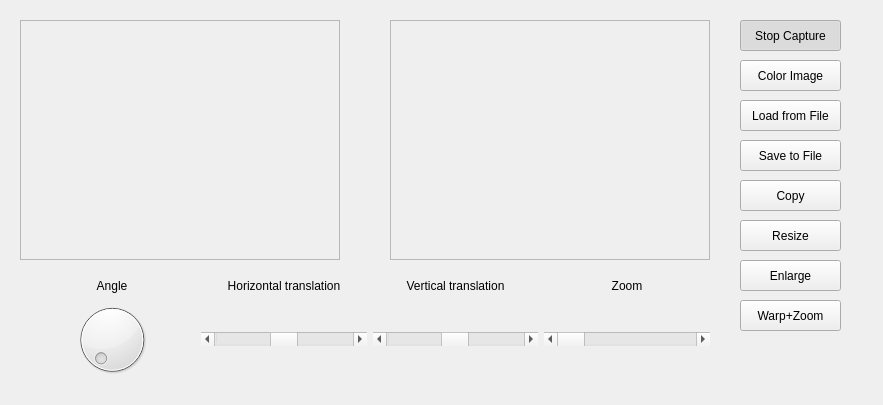
This is mainwindow.ui in CristinaMG/VisionArtificial as Qt 5 draws it before an edit. The edited form follows.
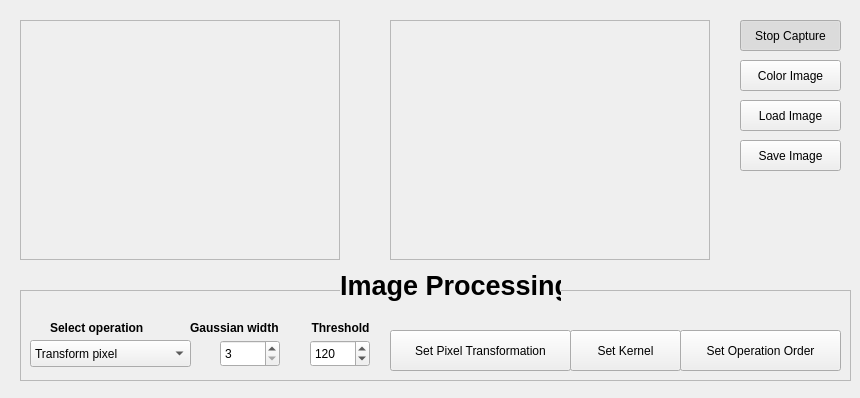
This is the edited form.

The edit to the form file:
```diff
--- a/mainwindow.ui
+++ b/mainwindow.ui
@@ -6,16 +6,10 @@
    <rect>
     <x>0</x>
     <y>0</y>
-    <width>883</width>
-    <height>405</height>
+    <width>860</width>
+    <height>398</height>
    </rect>
   </property>
-  <property name="sizePolicy">
-   <sizepolicy hsizetype="Ignored" vsizetype="Ignored">
-    <horstretch>0</horstretch>
-    <verstretch>0</verstretch>
-   </sizepolicy>
-  </property>
   <property name="windowTitle">
    <string>Proyecto de Visión Artificial</string>
   </property>
@@ -99,7 +93,7 @@
     </rect>
    </property>
    <property name="text">
-    <string>Load from File</string>
+    <string>Load Image</string>
    </property>
    <property name="checkable">
     <bool>false</bool>
@@ -108,206 +102,226 @@
     <bool>false</bool>
    </property>
   </widget>
-  <widget class="QPushButton" name="saveButton">
+  <widget class="QFrame" name="processingFrame">
    <property name="geometry">
     <rect>
-     <x>740</x>
-     <y>140</y>
-     <width>101</width>
-     <height>31</height>
+     <x>20</x>
+     <y>290</y>
+     <width>831</width>
+     <height>91</height>
     </rect>
    </property>
-   <property name="text">
-    <string>Save to File</string>
+   <property name="frameShape">
+    <enum>QFrame::StyledPanel</enum>
    </property>
-   <property name="checkable">
-    <bool>false</bool>
+   <property name="frameShadow">
+    <enum>QFrame::Raised</enum>
    </property>
-   <property name="checked">
-    <bool>false</bool>
-   </property>
-  </widget>
-  <widget class="QPushButton" name="copyButton">
+   <widget class="QComboBox" name="operationComboBox">
    <property name="geometry">
     <rect>
-     <x>740</x>
-     <y>180</y>
-     <width>101</width>
-     <height>31</height>
-    </rect>
-   </property>
+      <x>10</x>
+      <y>50</y>
+      <width>161</width>
+      <height>27</height>
+     </rect>
+    </property>
+    <item>
    <property name="text">
-    <string>Copy</string>
-   </property>
-   <property name="checkable">
-    <bool>false</bool>
-   </property>
-   <property name="checked">
-    <bool>false</bool>
-   </property>
-  </widget>
-  <widget class="QPushButton" name="resizeButton">
-   <property name="geometry">
-    <rect>
-     <x>740</x>
-     <y>220</y>
-     <width>101</width>
-     <height>31</height>
-    </rect>
-   </property>
+      <string>Transform pixel</string>
+     </property>
+    </item>
+    <item>
+     <property name="text">
+      <string>Thresholding</string>
+     </property>
+    </item>
+    <item>
+     <property name="text">
+      <string>Equalize</string>
+     </property>
+    </item>
+    <item>
+     <property name="text">
+      <string>Gaussian Blur</string>
+     </property>
+    </item>
+    <item>
    <property name="text">
-    <string>Resize</string>
-   </property>
-   <property name="checkable">
-    <bool>false</bool>
-   </property>
-   <property name="checked">
-    <bool>false</bool>
-   </property>
-  </widget>
-  <widget class="QPushButton" name="enlargeButton">
+      <string>Median Blur</string>
+     </property>
+    </item>
+    <item>
+     <property name="text">
+      <string>Linear Filter</string>
+     </property>
+    </item>
+    <item>
+     <property name="text">
+      <string>Dilate</string>
+     </property>
+    </item>
+    <item>
+     <property name="text">
+      <string>Erode</string>
+     </property>
+    </item>
+    <item>
+     <property name="text">
+      <string>Apply several...</string>
+     </property>
+    </item>
+   </widget>
+   <widget class="QLabel" name="operationLabel">
    <property name="geometry">
     <rect>
-     <x>740</x>
-     <y>260</y>
-     <width>101</width>
-     <height>31</height>
+      <x>30</x>
+      <y>30</y>
+      <width>121</width>
+      <height>17</height>
     </rect>
    </property>
    <property name="text">
-    <string>Enlarge</string>
-   </property>
-   <property name="checkable">
-    <bool>false</bool>
-   </property>
-   <property name="checked">
-    <bool>false</bool>
-   </property>
-  </widget>
-  <widget class="QWidget" name="gridLayoutWidget">
+     <string>&lt;html&gt;&lt;head/&gt;&lt;body&gt;&lt;p&gt;&lt;span style=&quot; font-weight:600;&quot;&gt;Select operation&lt;/span&gt;&lt;/p&gt;&lt;/body&gt;&lt;/html&gt;</string>
+    </property>
+   </widget>
+   <widget class="QLabel" name="gaussianLabel">
    <property name="geometry">
     <rect>
-     <x>29</x>
-     <y>279</y>
-     <width>681</width>
-     <height>101</height>
-    </rect>
-   </property>
-   <layout class="QGridLayout" name="gridLayout">
-    <item row="1" column="3">
-     <widget class="QScrollBar" name="zoomScrollBar">
-      <property name="minimum">
-       <number>10</number>
-      </property>
-      <property name="maximum">
-       <number>100</number>
-      </property>
-      <property name="singleStep">
-       <number>1</number>
-      </property>
-      <property name="orientation">
-       <enum>Qt::Horizontal</enum>
-      </property>
-     </widget>
-    </item>
-    <item row="1" column="0">
-     <widget class="QDial" name="angleDial">
-      <property name="sizePolicy">
-       <sizepolicy hsizetype="Preferred" vsizetype="Preferred">
-        <horstretch>0</horstretch>
-        <verstretch>0</verstretch>
-       </sizepolicy>
+      <x>170</x>
+      <y>30</y>
+      <width>111</width>
+      <height>17</height>
+     </rect>
+    </property>
+    <property name="text">
+     <string>&lt;html&gt;&lt;head/&gt;&lt;body&gt;&lt;p&gt;&lt;span style=&quot; font-weight:600;&quot;&gt;Gaussian width&lt;/span&gt;&lt;/p&gt;&lt;/body&gt;&lt;/html&gt;</string>
+    </property>
+   </widget>
+   <widget class="QSpinBox" name="thresholdSpinBox">
+    <property name="geometry">
+     <rect>
+      <x>290</x>
+      <y>50</y>
+      <width>60</width>
+      <height>27</height>
+     </rect>
       </property>
       <property name="maximum">
-       <number>359</number>
-      </property>
-     </widget>
-    </item>
-    <item row="1" column="2">
-     <widget class="QScrollBar" name="verticalScrollBar">
-      <property name="toolTip">
-       <string/>
-      </property>
-      <property name="minimum">
-       <number>-119</number>
-      </property>
-      <property name="maximum">
+     <number>255</number>
+    </property>
+    <property name="value">
        <number>120</number>
       </property>
-      <property name="orientation">
-       <enum>Qt::Horizontal</enum>
-      </property>
-     </widget>
-    </item>
-    <item row="1" column="1">
-     <widget class="QScrollBar" name="horizontalScrollBar">
+   </widget>
+   <widget class="QLabel" name="gaussianLabel_2">
+    <property name="geometry">
+     <rect>
+      <x>280</x>
+      <y>30</y>
+      <width>81</width>
+      <height>17</height>
+     </rect>
+    </property>
+    <property name="text">
+     <string>&lt;html&gt;&lt;head/&gt;&lt;body&gt;&lt;p align=&quot;center&quot;&gt;&lt;span style=&quot; font-weight:600;&quot;&gt;Threshold&lt;/span&gt;&lt;/p&gt;&lt;/body&gt;&lt;/html&gt;</string>
+    </property>
+   </widget>
+   <widget class="QPushButton" name="kernelButton">
+    <property name="geometry">
+     <rect>
+      <x>550</x>
+      <y>40</y>
+      <width>111</width>
+      <height>41</height>
+     </rect>
+    </property>
+    <property name="text">
+     <string>Set Kernel</string>
+    </property>
+   </widget>
+   <widget class="QPushButton" name="operOrderButton">
+    <property name="geometry">
+     <rect>
+      <x>660</x>
+      <y>40</y>
+      <width>161</width>
+      <height>41</height>
+     </rect>
+    </property>
+    <property name="text">
+     <string>Set Operation Order</string>
+    </property>
+   </widget>
+   <widget class="QPushButton" name="pixelTButton">
+    <property name="geometry">
+     <rect>
+      <x>370</x>
+      <y>40</y>
+      <width>181</width>
+      <height>41</height>
+     </rect>
+    </property>
+    <property name="text">
+     <string>Set Pixel Transformation</string>
+    </property>
+   </widget>
+   <widget class="QSpinBox" name="gaussWidthBox">
+    <property name="geometry">
+     <rect>
+      <x>200</x>
+      <y>50</y>
+      <width>60</width>
+      <height>27</height>
+     </rect>
+    </property>
       <property name="minimum">
-       <number>-159</number>
+     <number>3</number>
       </property>
       <property name="maximum">
-       <number>160</number>
-      </property>
-      <property name="orientation">
-       <enum>Qt::Horizontal</enum>
-      </property>
-     </widget>
-    </item>
-    <item row="0" column="0">
+     <number>19</number>
+    </property>
+    <property name="singleStep">
+     <number>2</number>
+    </property>
+    <property name="value">
+     <number>3</number>
+    </property>
+   </widget>
+  </widget>
      <widget class="QLabel" name="label">
-      <property name="text">
-       <string>Angle</string>
-      </property>
-      <property name="alignment">
-       <set>Qt::AlignCenter</set>
-      </property>
-     </widget>
-    </item>
-    <item row="0" column="1">
-     <widget class="QLabel" name="label_2">
+   <property name="geometry">
+    <rect>
+     <x>340</x>
+     <y>270</y>
+     <width>221</width>
+     <height>31</height>
+    </rect>
+   </property>
+   <property name="autoFillBackground">
+    <bool>true</bool>
+   </property>
       <property name="text">
-       <string>Horizontal translation</string>
-      </property>
-      <property name="alignment">
-       <set>Qt::AlignCenter</set>
-      </property>
-     </widget>
-    </item>
-    <item row="0" column="2">
-     <widget class="QLabel" name="label_3">
-      <property name="text">
-       <string>Vertical translation</string>
-      </property>
-      <property name="alignment">
-       <set>Qt::AlignCenter</set>
-      </property>
-     </widget>
-    </item>
-    <item row="0" column="3">
-     <widget class="QLabel" name="label_4">
-      <property name="text">
-       <string>Zoom</string>
-      </property>
-      <property name="alignment">
-       <set>Qt::AlignCenter</set>
-      </property>
-     </widget>
-    </item>
-   </layout>
-  </widget>
-  <widget class="QPushButton" name="warpButton">
+    <string>&lt;html&gt;&lt;head/&gt;&lt;body&gt;&lt;p&gt;&lt;span style=&quot; font-size:20pt; font-weight:600;&quot;&gt;Image Processing&lt;/span&gt;&lt;/p&gt;&lt;/body&gt;&lt;/html&gt;</string>
+   </property>
+   <property name="textFormat">
+    <enum>Qt::RichText</enum>
+   </property>
+  </widget>
+  <widget class="QPushButton" name="saveButton">
    <property name="geometry">
     <rect>
      <x>740</x>
-     <y>300</y>
+     <y>140</y>
      <width>101</width>
      <height>31</height>
     </rect>
    </property>
    <property name="text">
-    <string>Warp+Zoom</string>
+    <string>Save Image</string>
    </property>
    <property name="checkable">
-    <bool>true</bool>
+    <bool>false</bool>
    </property>
    <property name="checked">
     <bool>false</bool>
```
Left out of the diff: 12 changed lines with no effect on the pictures. Lines whose indentation alone changed are shown as unchanged.
